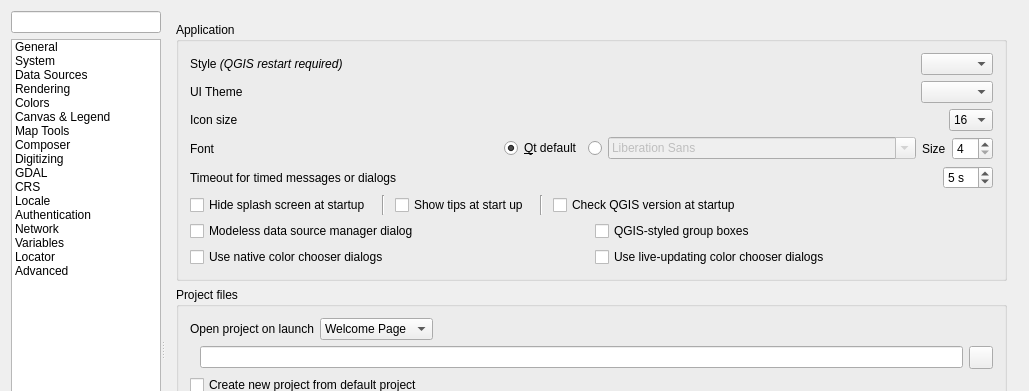
Old version of the form src/ui/qgsoptionsbase.ui in the repository qgis/QGIS; both pictures show x 0 to 1029 and y 0 to 391 of the 1029 by 726 pixel window.
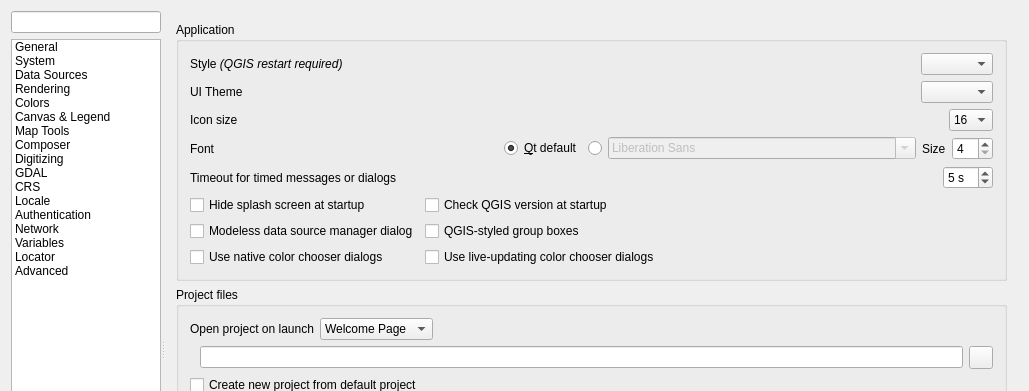
New version of the form. Icons and pictures are not drawn. Custom widgets are drawn as their Qt base class.

Commit message: Remove startup tips

Patch:
```diff
--- a/src/ui/qgsoptionsbase.ui
+++ b/src/ui/qgsoptionsbase.ui
@@ -602,96 +602,52 @@
                    </layout>
                   </item>
                   <item>
-                   <layout class="QHBoxLayout" name="horizontalLayout_29">
-                    <item>
-                     <widget class="QCheckBox" name="cbxHideSplash">
-                      <property name="sizePolicy">
-                       <sizepolicy hsizetype="Maximum" vsizetype="Fixed">
-                        <horstretch>0</horstretch>
-                        <verstretch>0</verstretch>
-                       </sizepolicy>
-                      </property>
-                      <property name="text">
-                       <string>Hide splash screen at startup</string>
-                      </property>
-                     </widget>
-                    </item>
-                    <item>
-                     <widget class="Line" name="line_3">
-                      <property name="minimumSize">
-                       <size>
-                        <width>12</width>
-                        <height>0</height>
-                       </size>
-                      </property>
-                      <property name="orientation">
-                       <enum>Qt::Vertical</enum>
-                      </property>
-                     </widget>
-                    </item>
-                    <item>
-                     <widget class="QCheckBox" name="cbxShowTips">
-                      <property name="sizePolicy">
-                       <sizepolicy hsizetype="Maximum" vsizetype="Fixed">
-                        <horstretch>0</horstretch>
-                        <verstretch>0</verstretch>
-                       </sizepolicy>
-                      </property>
-                      <property name="text">
-                       <string>Show tips at start up</string>
-                      </property>
-                     </widget>
-                    </item>
-                    <item>
-                     <widget class="Line" name="line_2">
-                      <property name="minimumSize">
-                       <size>
-                        <width>12</width>
-                        <height>0</height>
-                       </size>
-                      </property>
-                      <property name="orientation">
-                       <enum>Qt::Vertical</enum>
-                      </property>
-                     </widget>
-                    </item>
-                    <item>
-                     <widget class="QCheckBox" name="cbxCheckVersion">
-                      <property name="text">
-                       <string>Check QGIS version at startup</string>
-                      </property>
-                     </widget>
-                    </item>
-                   </layout>
-                  </item>
-                  <item>
-                   <layout class="QHBoxLayout" name="horizontalLayout_30">
-                    <item>
+                   <layout class="QGridLayout" name="gridLayout_16">
+                    <property name="topMargin">
+                     <number>0</number>
+                    </property>
+                    <item row="1" column="0">
                      <widget class="QCheckBox" name="mDataSourceManagerNonModal">
                       <property name="text">
                        <string>Modeless data source manager dialog</string>
                       </property>
                      </widget>
                     </item>
-                    <item>
+                    <item row="1" column="1">
                      <widget class="QCheckBox" name="mCustomGroupBoxChkBx">
                       <property name="text">
                        <string>QGIS-styled group boxes</string>
                       </property>
                      </widget>
                     </item>
-                   </layout>
-                  </item>
-                  <item>
-                   <layout class="QHBoxLayout" name="horizontalLayout_31">
-                    <item>
+                    <item row="0" column="1">
+                     <widget class="QCheckBox" name="cbxCheckVersion">
+                      <property name="text">
+                       <string>Check QGIS version at startup</string>
+                      </property>
+                     </widget>
+                    </item>
+                    <item row="0" column="0">
+                     <widget class="QCheckBox" name="cbxHideSplash">
+                      <property name="sizePolicy">
+                       <sizepolicy hsizetype="Maximum" vsizetype="Fixed">
+                        <horstretch>0</horstretch>
+                        <verstretch>0</verstretch>
+                       </sizepolicy>
+                      </property>
+                      <property name="text">
+                       <string>Hide splash screen at startup</string>
+                      </property>
+                     </widget>
+                    </item>
+                    <item row="2" column="0">
                      <widget class="QCheckBox" name="mNativeColorDialogsChkBx">
                       <property name="text">
                        <string>Use native color chooser dialogs</string>
                       </property>
                      </widget>
                     </item>
-                    <item>
+                    <item row="2" column="1">
                      <widget class="QCheckBox" name="mLiveColorDialogsChkBx">
                       <property name="text">
                        <string>Use live-updating color chooser dialogs</string>
```
Left out of the diff: 6 changed lines with no effect on the pictures. The commit also changes 8 other files.
